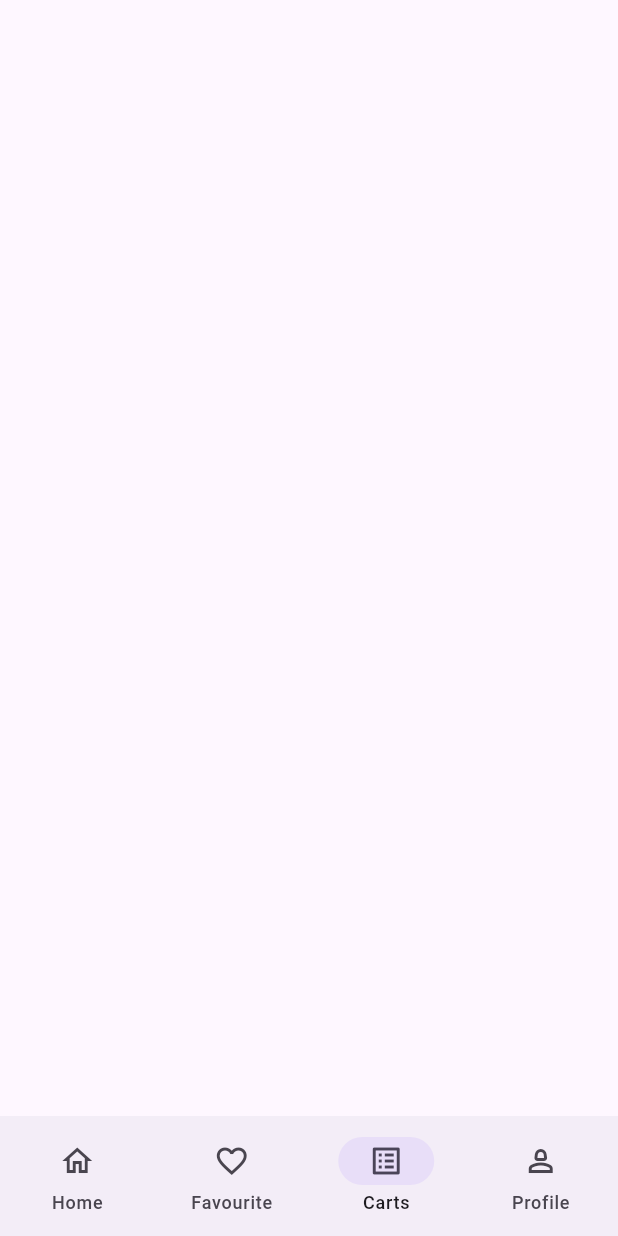
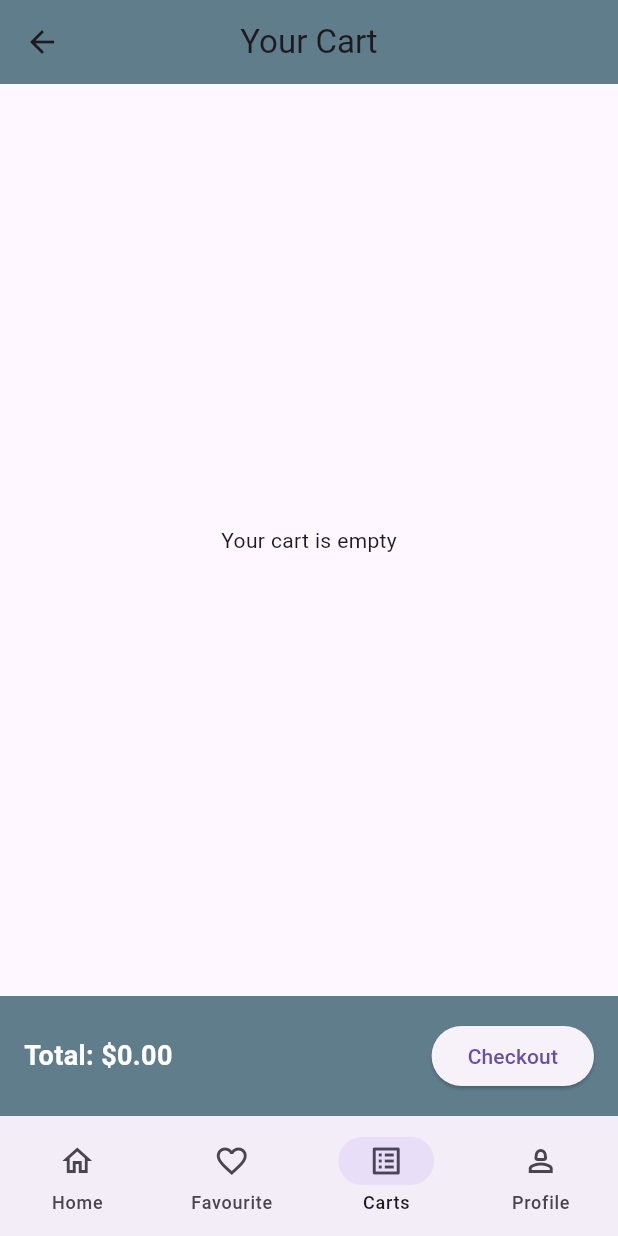
Before and after one commit to Sakib1286/E-commerce-App, a Flutter app: the screen it shows after launch, item 3 of the bottom bar chosen, on a phone screen of 412 x 824 dp. Run offline on Flutter 3.47's test engine with Material 3 defaults, Android fonts, the phone set to English and light mode, and no system bars; our stand-ins replace flutter_bloc.

```diff
--- /dev/null
+++ b/lib/Bloc/Add_to_cardBloc.dart
@@ -0,0 +1,33 @@
+import 'package:flutter_bloc/flutter_bloc.dart';
+import 'package:quick_shopping/data/dart/Model.dart';
+
+class CartCubit extends Cubit<List<Product>>{
+  CartCubit():super([]);
+
+
+  void addToCart (Product product){
+    final cart = List<Product>.from(state);
+    final index = cart.indexWhere((item) => item.name == product.name);
+
+    if (index != -1) {
+      cart[index].quantity += product.quantity;
+    } else {
+      cart.add(product);
+    }
+
+    emit(cart);
+  }
+
+  void removeFromCart (Product product){
+    final currentCart=List<Product>.from(state);
+    if (currentCart.contains(product)){
+      currentCart.remove(product);
+      emit(currentCart);
+    }
+  }
+
+
+  void clearCart() {
+    emit([]);
+  }
+}
--- a/lib/Navigation_manu.dart
+++ b/lib/Navigation_manu.dart
@@ -2,6 +2,9 @@ import 'package:flutter/material.dart';
 import 'package:flutter_bloc/flutter_bloc.dart';
 import 'package:quick_shopping/Presentation/Pages/App_Views/FavouritePage.dart';
 import 'package:quick_shopping/Presentation/Pages/App_Views/HomePage.dart';
+import 'package:quick_shopping/Presentation/Pages/App_Views/cartPage.dart';
+
+import 'Presentation/Pages/App_Views/ProfilePage.dart';
 
 
 
@@ -10,9 +13,9 @@ class NavigationMenu extends StatelessWidget {
 
   final List<Widget> screens = const [
     Homepage(),
-      FavouritePage(),
-  ColoredBox(color: Colors.orange),
-  ColoredBox(color: Colors.blue),
+    FavouritePage(),
+    CartPage(),
+    ProfilePage()
   ];
 
   @override
--- a/lib/Presentation/CustomWidgets/Product_card.dart
+++ b/lib/Presentation/CustomWidgets/Product_card.dart
@@ -81,13 +81,14 @@ class ProductCard extends StatelessWidget {
                     mainAxisAlignment: MainAxisAlignment.spaceBetween,
                     children: [
                       Text(
-                        "\$${product_.price}",
+                        "\$ ${product_.price.toStringAsFixed(2)}",
                         style: const TextStyle(
                           fontSize: 16,
                           fontWeight: FontWeight.bold,
                           color: Colors.black,
                         ),
                       ),
+
 
 
 
--- /dev/null
+++ b/lib/Presentation/Pages/App_Views/cartPage.dart
@@ -0,0 +1,80 @@
+import 'package:flutter/material.dart';
+import 'package:flutter_bloc/flutter_bloc.dart';
+import '../../../Bloc/Add_to_cardBloc.dart';
+import '../../../Navigation_manu.dart';
+import '../../../data/dart/Model.dart';
+
+class CartPage extends StatelessWidget {
+  const CartPage({super.key});
+
+  @override
+  Widget build(BuildContext context) {
+    return Scaffold(
+      appBar: AppBar(
+        title: const Text("Your Cart"),
+        backgroundColor: Colors.blueGrey,
+        centerTitle: true,
+        leading: IconButton(
+          onPressed: () => Navigator.pop(context),
+          icon: const Icon(Icons.arrow_back),
+        ),
+      ),
+      body: BlocBuilder<CartCubit, List<Product>>(
+        builder: (context, cart) {
+          if (cart.isEmpty) {
+            return const Center(child: Text("Your cart is empty"));
+          }
+
+          return ListView.builder(
+            itemCount: cart.length,
+            itemBuilder: (context, index) {
+              final product = cart[index];
+              return Card(
+                margin: const EdgeInsets.symmetric(horizontal: 12, vertical: 6),
+                child: ListTile(
+                  leading: Image.asset(product.image, width: 60, fit: BoxFit.cover),
+                  title: Text(product.name, style: const TextStyle(fontWeight: FontWeight.bold)),
+                  subtitle: Text("\$${product.price} x ${product.quantity} = \$${(product.price * product.quantity).toStringAsFixed(2)}"),
+                  trailing: IconButton(
+                    icon: const Icon(Icons.delete, color: Colors.red),
+                    onPressed: () {
+                      context.read<CartCubit>().removeFromCart(product);
+                    },
+                  ),
+                ),
+              );
+            },
+          );
+        },
+      ),
+      bottomNavigationBar: BlocBuilder<CartCubit, List<Product>>(
+        builder: (context, cart) {
+          double total = cart.fold(0, (sum, item) => sum + item.price * item.quantity);
+
+          return Container(
+            padding: const EdgeInsets.all(16),
+            color: Colors.blueGrey,
+            child: Row(
+              mainAxisAlignment: MainAxisAlignment.spaceBetween,
+              children: [
+                Text(
+                  "Total: \$${total.toStringAsFixed(2)}",
+                  style: const TextStyle(color: Colors.white, fontSize: 18, fontWeight: FontWeight.bold),
+                ),
+                ElevatedButton(
+                  onPressed: () {
+                    // Proceed to checkout logic
+                    ScaffoldMessenger.of(context).showSnackBar(
+                      const SnackBar(content: Text("Checkout is not implemented yet.")),
+                    );
+                  },
+                  child: const Text("Checkout"),
+                ),
+              ],
+            ),
+          );
+        },
+      ),
+    );
+  }
+}
--- a/lib/data/dart/Model.dart
+++ b/lib/data/dart/Model.dart
@@ -1,18 +1,24 @@
 // product.dart
 class Product {
+  final String id;
   final String name;
   final String category;
   final String image;
   final String description;
   final String details;
-  final String price;
+  final double price;
+   int quantity;
 
   Product({
+    required this.id,
     required this.name,
     required this.category,
     required this.image,
     required this.description,
     required this.details,
     required this.price,
+    this.quantity =1
   });
+
+  double get totalPrice => price * quantity;
 }
--- a/lib/main.dart
+++ b/lib/main.dart
@@ -8,6 +8,7 @@ import 'package:quick_shopping/Presentation/Pages/Authantication/LoginPage.dart'
 import 'package:quick_shopping/Presentation/Pages/Authantication/RegisterPage.dart';
 import 'package:quick_shopping/Presentation/Pages/Authantication/Varification_page.dart';
 
+import 'Bloc/Add_to_cardBloc.dart';
 import 'Presentation/Pages/App_Views/HomePage.dart';
 
 void main() {
@@ -23,6 +24,8 @@ class MyApp extends StatelessWidget {
     return MultiBlocProvider(
       providers: [
         BlocProvider(create: (_) => FavouriteCubit()),
+        BlocProvider(create: (_) => CartCubit()),
+
       ],
       child: MaterialApp(
         debugShowCheckedModeBanner: false,
```
Also changed, not shown: lib/Presentation/Pages/App_Views/DetailsPage.dart (+32 -2 lines), lib/Presentation/Pages/App_Views/ProfilePage.dart (added, +112 -0 lines), lib/data/dart/product_list.dart (+16 -5 lines).
